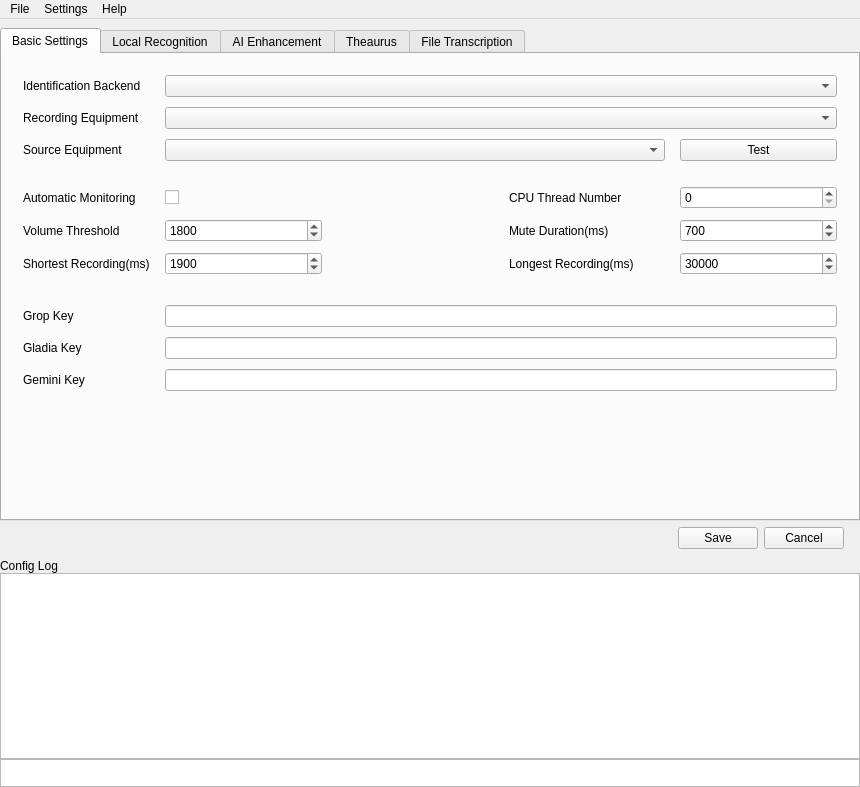
Zeuear/IME_Audio, file src/MainWin.ui: the form before one commit.
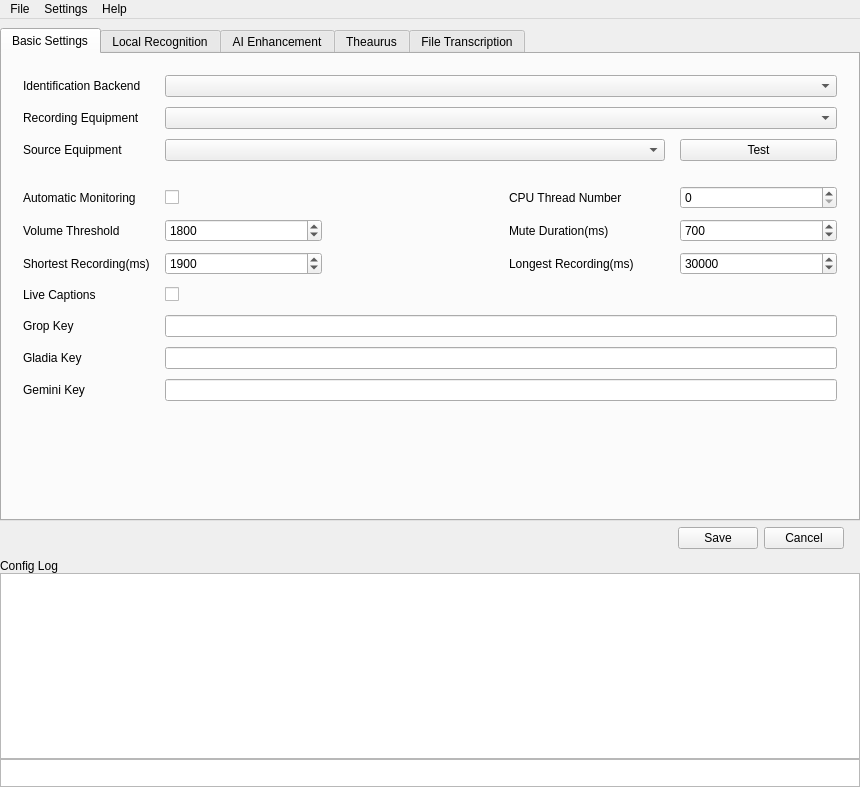
The form after the commit. The open tabs and pages were chosen to show the change. Icons and pictures are not drawn. Custom widgets are drawn as their Qt base class.

What changed in the file:
```diff
--- a/src/MainWin.ui
+++ b/src/MainWin.ui
@@ -552,7 +552,42 @@
                 </property>
                </widget>
               </item>
+              <item row="7" column="0">
+               <widget class="QLabel" name="label_live_caption">
+                <property name="sizePolicy">
+                 <sizepolicy hsizetype="Preferred" vsizetype="Preferred">
+                  <horstretch>0</horstretch>
+                  <verstretch>0</verstretch>
+                 </sizepolicy>
+                </property>
+                <property name="text">
+                 <string>Live Captions</string>
+                </property>
+                <property name="alignment">
+                 <set>Qt::AlignmentFlag::AlignLeading|Qt::AlignmentFlag::AlignLeft|Qt::AlignmentFlag::AlignVCenter</set>
+                </property>
+               </widget>
+              </item>
               <item row="7" column="1">
+               <widget class="AnimatedCheckBox" name="live_caption_checkbox">
+                <property name="sizePolicy">
+                 <sizepolicy hsizetype="Preferred" vsizetype="Fixed">
+                  <horstretch>0</horstretch>
+                  <verstretch>0</verstretch>
+                 </sizepolicy>
+                </property>
+                <property name="toolTip">
+                 <string>Show the recognized text in the floating window while you speak (needs a streaming model for the selected language; it is downloaded together with the language model)</string>
+                </property>
+                <property name="text">
+                 <string/>
+                </property>
+                <property name="tristate">
+                 <bool>false</bool>
+                </property>
+               </widget>
+              </item>
+              <item row="7" column="2">
                <spacer name="verticalSpacer_9">
                 <property name="orientation">
                  <enum>Qt::Orientation::Vertical</enum>
```
